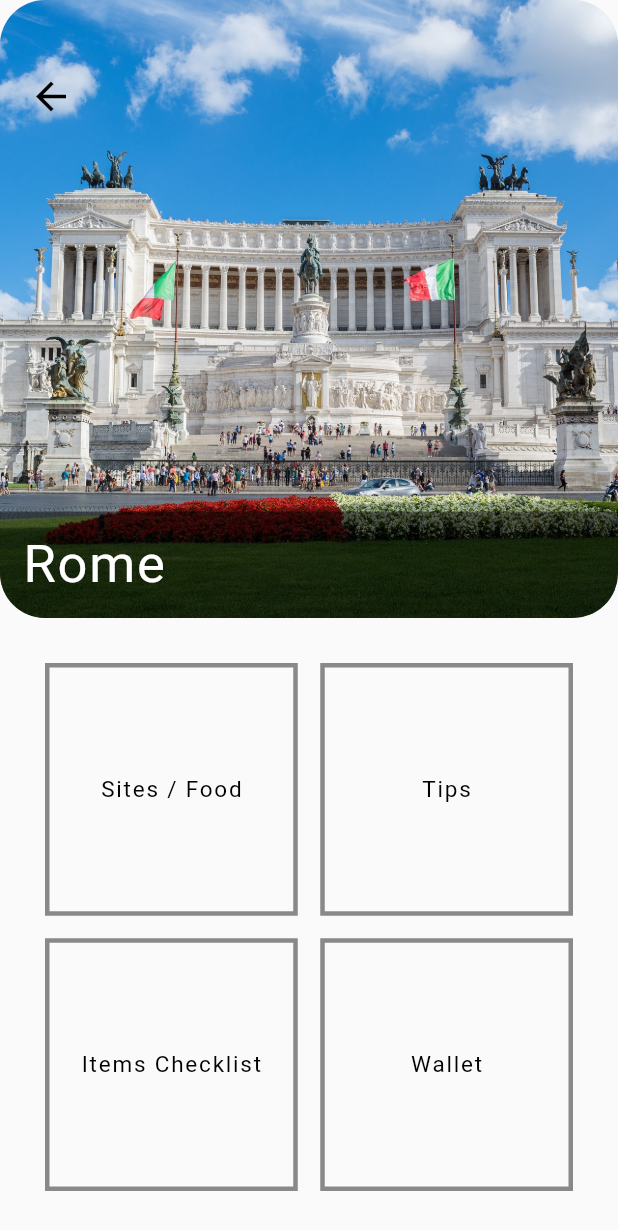
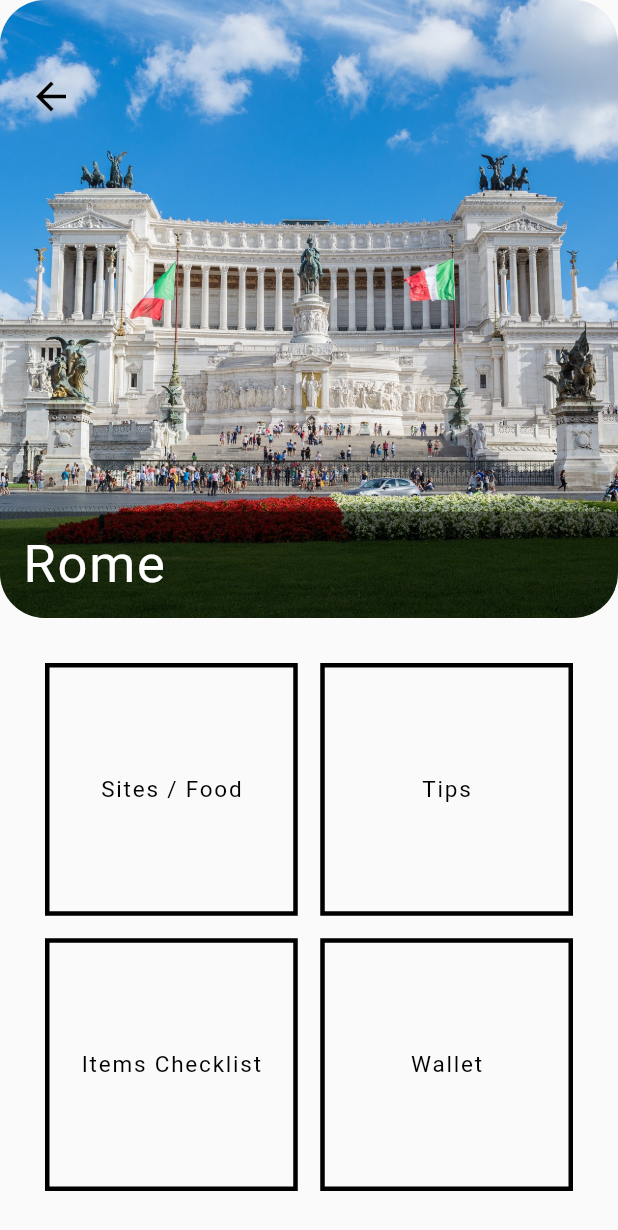
Before and after one commit to nguytha4/Flutter-TripReady-App, a Flutter app: the screen it shows after launch, after a tap on "Italy", on a phone screen of 412 x 824 dp. Shown: the top 1230 px of the screen. Run offline on Flutter 3.47's test engine with Material 2 defaults, Android fonts, the phone set to English and light mode, and no system bars; our stand-ins replace font_awesome_flutter, image_picker.

Commit message:
color change of buildButton

```diff
--- a/lib/screens/destination_screen.dart
+++ b/lib/screens/destination_screen.dart
@@ -140,7 +140,7 @@ class _DestinationScreenState extends State<DestinationScreen> {
       },
       child: Container(
         alignment: Alignment.center,
-        decoration: buildBorder(Colors.black45),
+        decoration: buildBorder(Colors.black),
         child: Text(
           label,
           style: TextStyle(
```
